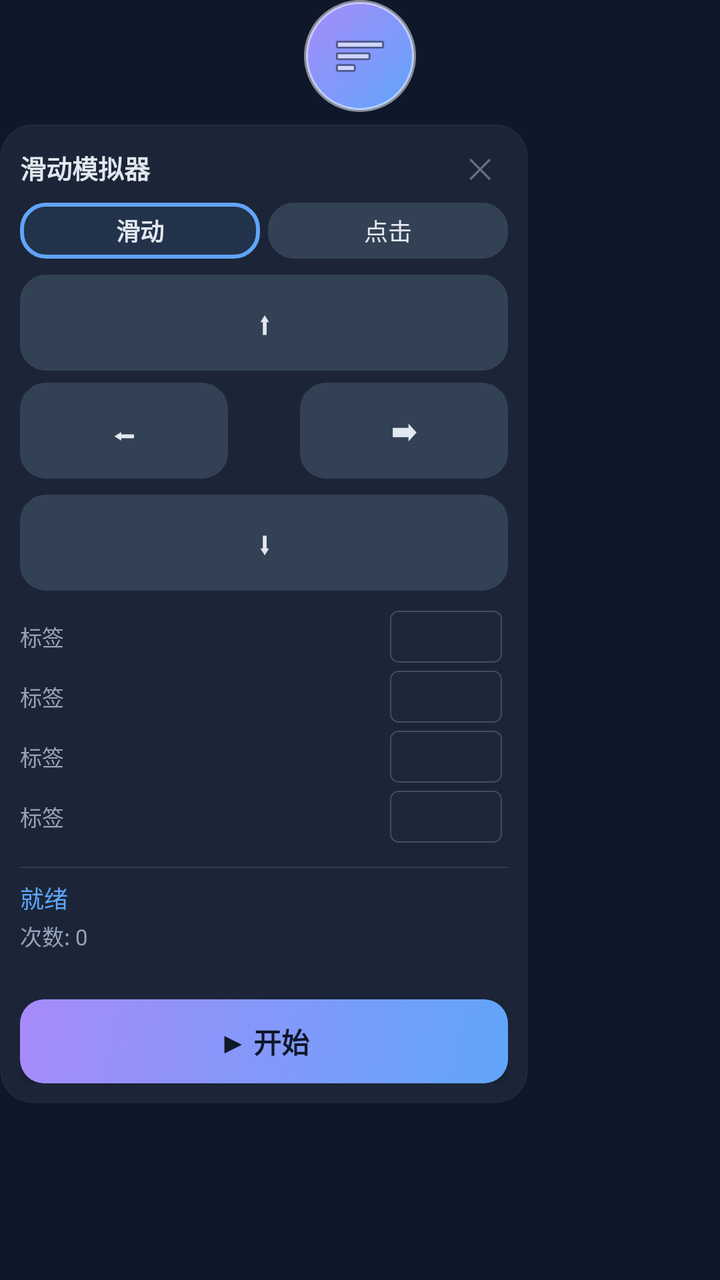
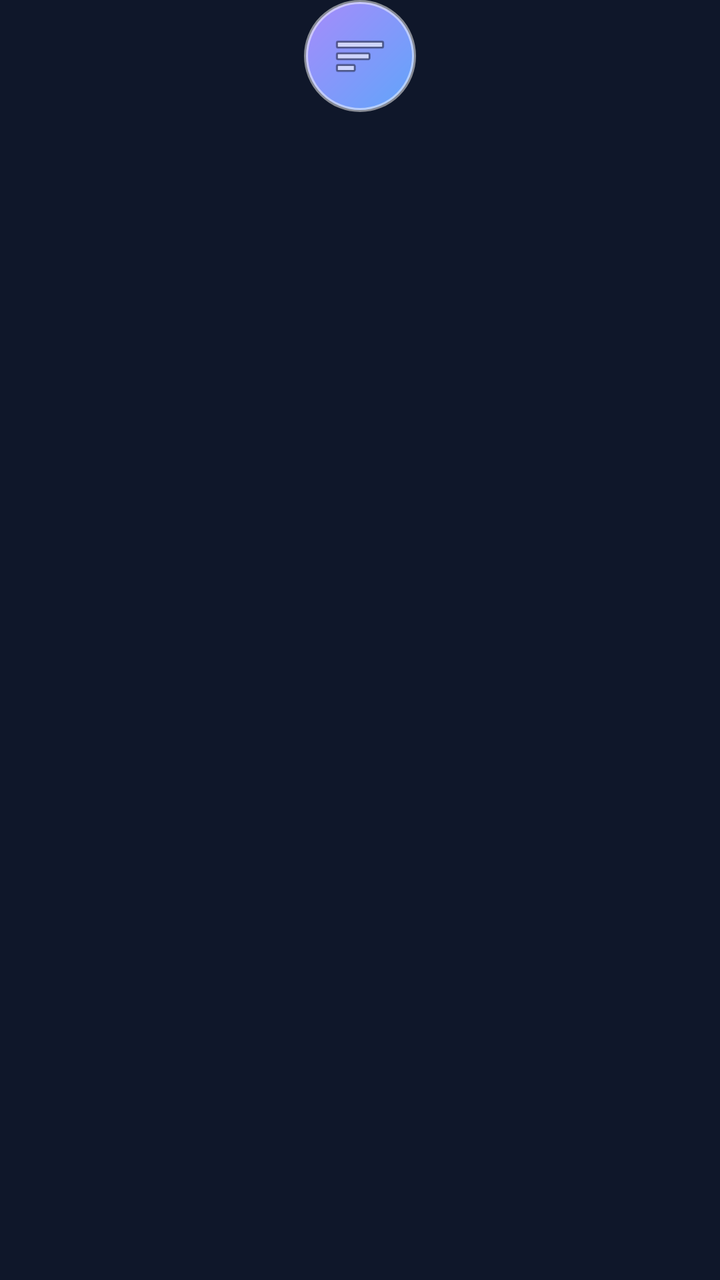

An Android layout rendered at two revisions. The XML below is the earlier revision; the diff shows what the commit changed to produce the second picture.
<!-- AndroidManifest.xml: application theme Theme.SwipeSim -->
<!-- res/layout/floating_widget.xml -->
<?xml version="1.0" encoding="utf-8"?>
<LinearLayout xmlns:android="http://schemas.android.com/apk/res/android"
    android:layout_width="wrap_content"
    android:layout_height="wrap_content"
    android:orientation="vertical">

    
    <ImageView
        android:id="@+id/handle"
        android:layout_width="56dp"
        android:layout_height="56dp"
        android:layout_gravity="center"
        android:src="@android:drawable/ic_menu_sort_by_size"
        android:background="@drawable/bg_handle"
        android:padding="14dp"
        android:scaleType="centerInside"
        android:contentDescription="悬浮球"/>

    
    <LinearLayout
        android:id="@+id/panel"
        android:layout_width="264dp"
        android:layout_height="wrap_content"
        android:orientation="vertical"
        android:background="@drawable/bg_floating"
        android:padding="10dp"
        android:layout_marginTop="6dp"
        android:visibility="visible">

        <LinearLayout
            android:layout_width="match_parent"
            android:layout_height="wrap_content"
            android:orientation="horizontal"
            android:gravity="center_vertical"
            android:layout_marginBottom="6dp">
            <TextView
                android:layout_width="0dp"
                android:layout_height="wrap_content"
                android:layout_weight="1"
                android:text="滑动模拟器"
                android:textColor="@color/text1"
                android:textSize="13sp"
                android:textStyle="bold"/>
            <TextView
                android:id="@+id/btn_close"
                android:layout_width="wrap_content"
                android:layout_height="wrap_content"
                android:text="✕"
                android:textColor="@color/text3"
                android:textSize="14sp"
                android:paddingStart="8dp"
                android:paddingEnd="8dp"
                android:paddingTop="2dp"
                android:paddingBottom="2dp"/>
        </LinearLayout>

        
        <LinearLayout
            android:layout_width="match_parent"
            android:layout_height="28dp"
            android:orientation="horizontal"
            android:baselineAligned="false"
            android:layout_marginBottom="8dp">
            <TextView
                android:id="@+id/tab_swipe2"
                android:layout_width="0dp"
                android:layout_height="match_parent"
                android:layout_weight="1"
                android:gravity="center"
                android:text="滑动"
                android:textColor="#FFE2E8F0"
                android:textSize="12sp"
                android:background="@drawable/bg_dir_selected"
                android:textStyle="bold"/>
            <View android:layout_width="4dp" android:layout_height="1dp"/>
            <TextView
                android:id="@+id/tab_click2"
                android:layout_width="0dp"
                android:layout_height="match_parent"
                android:layout_weight="1"
                android:gravity="center"
                android:text="点击"
                android:textColor="#FFE2E8F0"
                android:textSize="12sp"
                android:background="@drawable/bg_dir_normal"/>
        </LinearLayout>

        
        <LinearLayout
            android:id="@+id/swipe_panel"
            android:layout_width="match_parent"
            android:layout_height="wrap_content"
            android:orientation="vertical">

            
            <LinearLayout
                android:layout_width="match_parent"
                android:layout_height="wrap_content"
                android:orientation="horizontal"
                android:gravity="center"
                android:layout_marginBottom="6dp">
                <TextView android:id="@+id/dir_up" style="@style/DirBtn" android:text="⬆"/>
            </LinearLayout>
            <LinearLayout
                android:layout_width="match_parent"
                android:layout_height="wrap_content"
                android:orientation="horizontal"
                android:gravity="center"
                android:layout_marginBottom="8dp">
                <TextView android:id="@+id/dir_left" style="@style/DirBtn" android:text="⬅"/>
                <View android:layout_width="36dp" android:layout_height="1dp"/>
                <TextView android:id="@+id/dir_right" style="@style/DirBtn" android:text="➡"/>
            </LinearLayout>
            <LinearLayout
                android:layout_width="match_parent"
                android:layout_height="wrap_content"
                android:orientation="horizontal"
                android:gravity="center"
                android:layout_marginBottom="10dp">
                <TextView android:id="@+id/dir_down" style="@style/DirBtn" android:text="⬇"/>
            </LinearLayout>

            <include layout="@layout/_row_edit" android:id="@+id/row_distance"/>
            <include layout="@layout/_row_edit" android:id="@+id/row_interval_swipe"/>
            <include layout="@layout/_row_edit" android:id="@+id/row_duration"/>
            <include layout="@layout/_row_edit" android:id="@+id/row_midpause"/>
        </LinearLayout>

        
        <LinearLayout
            android:id="@+id/click_panel"
            android:layout_width="match_parent"
            android:layout_height="wrap_content"
            android:orientation="vertical"
            android:visibility="gone">

            
            <LinearLayout
                android:layout_width="match_parent"
                android:layout_height="wrap_content"
                android:orientation="horizontal"
                android:gravity="center_vertical"
                android:layout_marginBottom="6dp">
                <TextView
                    android:layout_width="wrap_content"
                    android:layout_height="wrap_content"
                    android:text="循环间隔:"
                    android:textColor="@color/text2"
                    android:textSize="11sp"
                    android:layout_marginEnd="4dp"/>
                <EditText
                    android:id="@+id/et_interval_click"
                    android:layout_width="52dp"
                    android:layout_height="26dp"
                    android:inputType="numberDecimal"
                    android:hint="30"
                    android:textColor="@color/text1"
                    android:textColorHint="@color/text3"
                    android:background="@drawable/bg_input"
                    android:paddingStart="4dp"
                    android:paddingEnd="4dp"
                    android:textSize="11sp"
                    android:gravity="center"/>
                <TextView
                    android:layout_width="wrap_content"
                    android:layout_height="wrap_content"
                    android:text="秒"
                    android:textColor="@color/text3"
                    android:textSize="10sp"
                    android:layout_marginStart="2dp"
                    android:layout_marginEnd="6dp"/>
                <View android:layout_width="0dp" android:layout_height="1dp" android:layout_weight="1"/>
                <TextView
                    android:id="@+id/btn_add_point"
                    android:layout_width="wrap_content"
                    android:layout_height="26dp"
                    android:gravity="center"
                    android:background="@drawable/bg_dir_selected"
                    android:textColor="#FF38BDF8"
                    android:textSize="11sp"
                    android:textStyle="bold"
                    android:paddingStart="10dp"
                    android:paddingEnd="10dp"
                    android:text="+ 加点"/>
            </LinearLayout>

            
            <ScrollView
                android:layout_width="match_parent"
                android:layout_height="wrap_content"
                android:maxHeight="220dp"
                android:layout_marginBottom="4dp">
                <LinearLayout
                    android:id="@+id/points_container"
                    android:layout_width="match_parent"
                    android:layout_height="wrap_content"
                    android:orientation="vertical"/>
            </ScrollView>
        </LinearLayout>

        
        <View
            android:layout_width="match_parent"
            android:layout_height="0.5dp"
            android:background="#1FE2E8F0"
            android:layout_marginTop="8dp"
            android:layout_marginBottom="6dp"/>

        <TextView
            android:id="@+id/tv_status"
            android:layout_width="wrap_content"
            android:layout_height="wrap_content"
            android:text="就绪"
            android:textColor="@color/primary"
            android:textSize="12sp"
            android:layout_marginBottom="2dp"/>
        <TextView
            android:id="@+id/tv_count"
            android:layout_width="wrap_content"
            android:layout_height="wrap_content"
            android:text="次数: 0"
            android:textColor="@color/text2"
            android:textSize="11sp"
            android:layout_marginBottom="2dp"/>
        <TextView
            android:id="@+id/tv_params"
            android:layout_width="match_parent"
            android:layout_height="wrap_content"
            android:text=""
            android:textColor="@color/text3"
            android:textSize="10sp"
            android:lineSpacingExtra="1dp"
            android:layout_marginBottom="8dp"/>

        <Button
            android:id="@+id/btn_start"
            android:layout_width="match_parent"
            android:layout_height="42dp"
            android:text="▶ 开始"
            android:textStyle="bold"
            android:textSize="14sp"
            android:textColor="@color/bg"
            android:background="@drawable/bg_btn_primary"/>
    </LinearLayout>
</LinearLayout>
<!-- res/layout/_row_edit.xml (included above) -->
<?xml version="1.0" encoding="utf-8"?>
<LinearLayout xmlns:android="http://schemas.android.com/apk/res/android"
    android:layout_width="match_parent"
    android:layout_height="wrap_content"
    android:orientation="horizontal"
    android:gravity="center_vertical"
    android:layout_marginBottom="4dp">
    <TextView
        android:id="@+id/row_label"
        android:layout_width="0dp"
        android:layout_height="wrap_content"
        android:layout_weight="1"
        android:textColor="@color/text2"
        android:textSize="11sp"
        android:singleLine="true"
        android:ellipsize="end"
        android:text="标签"/>
    <EditText
        android:id="@+id/row_value"
        android:layout_width="56dp"
        android:layout_height="26dp"
        android:inputType="numberDecimal"
        android:textColor="@color/text1"
        android:textColorHint="@color/text3"
        android:background="@drawable/bg_input"
        android:paddingStart="4dp"
        android:paddingEnd="4dp"
        android:textSize="11sp"
        android:gravity="center"/>
    <TextView
        android:id="@+id/row_unit"
        android:layout_width="wrap_content"
        android:layout_height="wrap_content"
        android:textColor="@color/text3"
        android:textSize="10sp"
        android:layout_marginStart="3dp"/>
</LinearLayout>
<!-- resources referenced by this layout -->
<resources>
  <color name="bg">#0F172A</color>
  <color name="primary">#60A5FA</color>
  <color name="text1">#E2E8F0</color>
  <color name="text2">#94A3B8</color>
  <color name="text3">#64748B</color>
  <!-- drawable bg_btn_primary (drawable) -->
  <?xml version="1.0" encoding="utf-8"?>
  <shape xmlns:android="http://schemas.android.com/apk/res/android"
      android:shape="rectangle">
      <gradient
          android:startColor="#60A5FA"
          android:endColor="#A78BFA"
          android:angle="135"/>
      <corners android:radius="12dp"/>
  </shape>
  <!-- drawable bg_dir_normal (drawable) -->
  <?xml version="1.0" encoding="utf-8"?>
  <shape xmlns:android="http://schemas.android.com/apk/res/android"
      android:shape="rectangle">
      <solid android:color="#334155"/>
      <corners android:radius="12dp"/>
      <stroke android:width="2dp" android:color="@color/divider"/>
  </shape>
  <!-- drawable bg_dir_selected (drawable) -->
  <?xml version="1.0" encoding="utf-8"?>
  <shape xmlns:android="http://schemas.android.com/apk/res/android"
      android:shape="rectangle">
      <solid android:color="#1A60A5FA"/>
      <corners android:radius="12dp"/>
      <stroke android:width="2dp" android:color="@color/primary"/>
  </shape>
  <!-- drawable bg_floating (drawable) -->
  <?xml version="1.0" encoding="utf-8"?>
  <shape xmlns:android="http://schemas.android.com/apk/res/android"
      android:shape="rectangle">
      <solid android:color="#CC1E293B"/>
      <corners android:radius="16dp"/>
      <stroke android:width="1dp" android:color="#44334155"/>
  </shape>
  <!-- drawable bg_handle (drawable) -->
  <?xml version="1.0" encoding="utf-8"?>
  <shape xmlns:android="http://schemas.android.com/apk/res/android"
      android:shape="oval">
      <gradient
          android:startColor="#60A5FA"
          android:endColor="#A78BFA"
          android:angle="135"/>
      <stroke android:width="2dp" android:color="#80FFFFFF"/>
  </shape>
  <!-- drawable bg_input (drawable) -->
  <?xml version="1.0" encoding="utf-8"?>
  <shape xmlns:android="http://schemas.android.com/apk/res/android"
      android:shape="rectangle">
      <solid android:color="#14334155"/>
      <corners android:radius="4dp"/>
      <stroke android:width="0.5dp" android:color="#33E2E8F0"/>
  </shape>
  <style name="DirBtn">
          <item name="android:layout_width">0dp</item>
          <item name="android:layout_height">48dp</item>
          <item name="android:layout_weight">1</item>
          <item name="android:gravity">center</item>
          <item name="android:background">@drawable/selector_direction</item>
          <item name="android:textColor">@color/text1</item>
          <item name="android:textStyle">bold</item>
          <item name="android:textSize">14sp</item>
          <item name="android:clickable">true</item>
          <item name="android:focusable">true</item>
      </style>
  <style name="Theme.SwipeSim" parent="Theme.MaterialComponents.DayNight.DarkActionBar">
          <item name="colorPrimary">@color/primary</item>
          <item name="colorPrimaryVariant">@color/primary_alt</item>
          <item name="colorOnPrimary">@color/bg</item>
          <item name="colorSecondary">@color/primary_alt</item>
          <item name="android:windowBackground">@color/bg</item>
          <item name="android:statusBarColor">@color/bg</item>
          <item name="android:navigationBarColor">@color/bg</item>
      </style>
  <color name="divider">#334155</color>
  <!-- drawable selector_direction (drawable) -->
  <?xml version="1.0" encoding="utf-8"?>
  <selector xmlns:android="http://schemas.android.com/apk/res/android">
      <item android:state_selected="true" android:drawable="@drawable/bg_dir_selected"/>
      <item android:drawable="@drawable/bg_dir_normal"/>
  </selector>
  <color name="primary_alt">#A78BFA</color>
</resources>

<!-- the commit's change to res/layout/floating_widget.xml (unified diff, before → after) -->
@@ -25,7 +25,7 @@
         android:background="@drawable/bg_floating"
         android:padding="10dp"
         android:layout_marginTop="6dp"
-        android:visibility="visible">
+        android:visibility="gone">
 
         <LinearLayout
             android:layout_width="match_parent"
